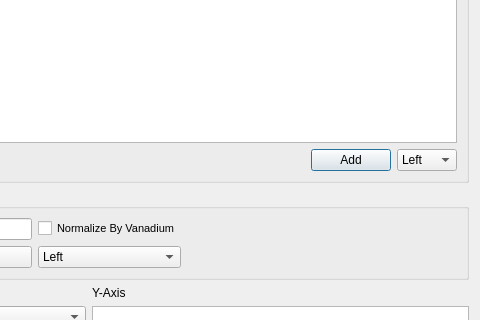
First picture: the form in pyvdrive/interface/gui/ui_LiveDataGPPlotSetup.ui, repository neutrons/PyVDrive, before the edit; both pictures show x 303 to 783 and y 115 to 435 of the 783 by 697 pixel window.
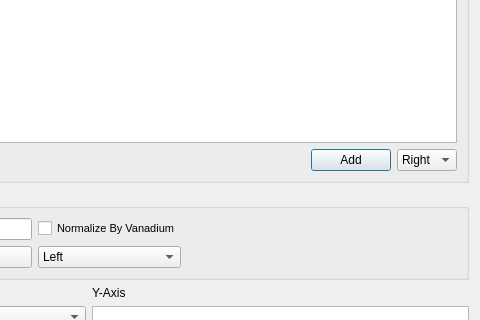
Second picture: the form after the edit. Custom widgets are drawn as their Qt base class.

```diff
--- a/pyvdrive/interface/gui/ui_LiveDataGPPlotSetup.ui
+++ b/pyvdrive/interface/gui/ui_LiveDataGPPlotSetup.ui
@@ -49,7 +49,7 @@
          <widget class="QComboBox" name="comboBox_plotLog">
           <item>
            <property name="text">
-            <string>Left</string>
+            <string>Right</string>
            </property>
           </item>
           <item>
```
Left out of the diff: 2 changed lines with no effect on the pictures.
